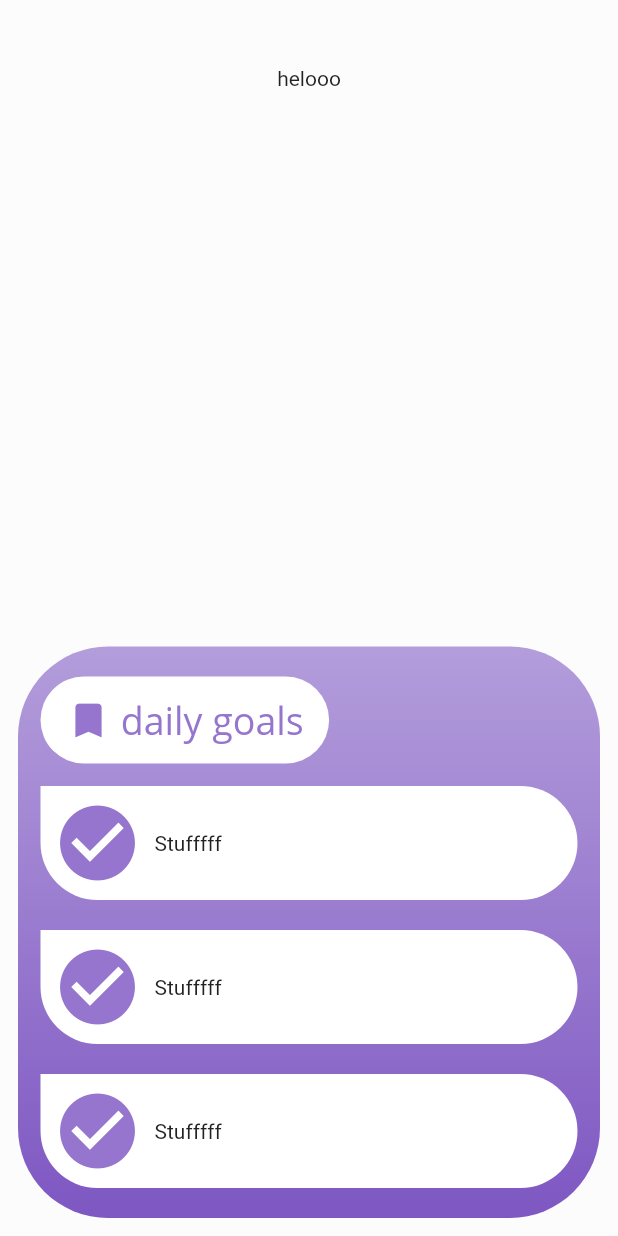
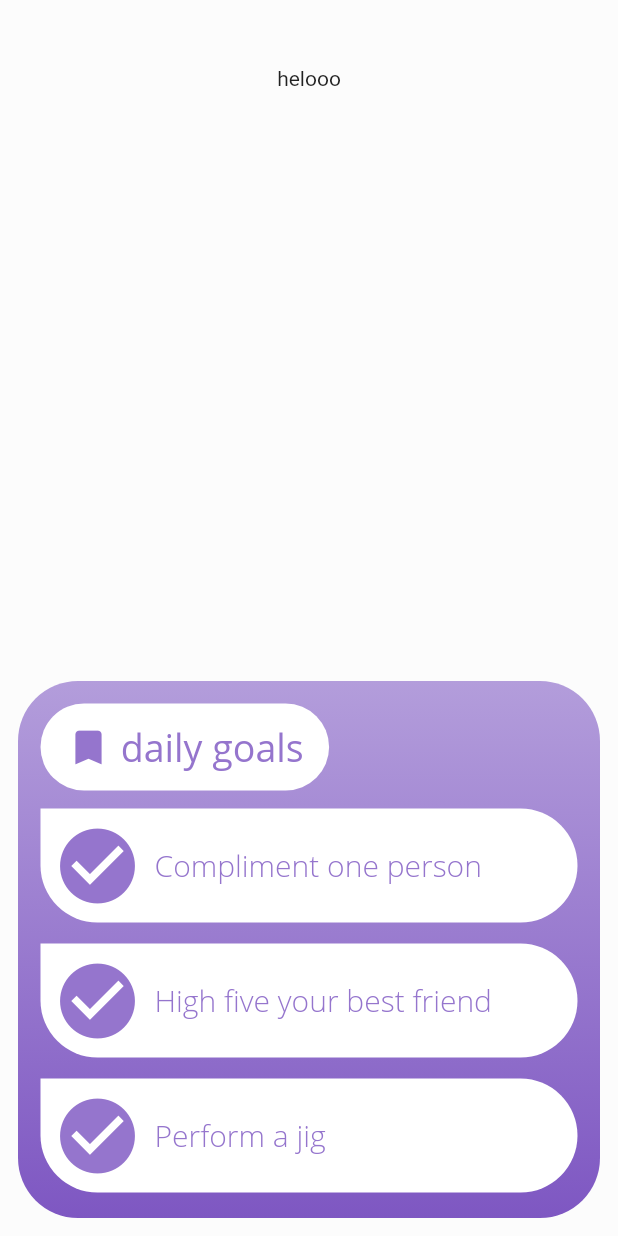
Before and after one commit to quid256/Quokka, a Flutter app: the screen it shows after launch, on a phone screen of 412 x 824 dp. Run offline on Flutter 3.47's test engine with Material 2 defaults, Android fonts, the phone set to English and light mode, and no system bars; Roboto replaces fonts that are missing (Open Sans).

Commit message:
Finished static mockup of bottom part of main screen

```diff
--- a/benice/lib/mainscreen.dart
+++ b/benice/lib/mainscreen.dart
@@ -6,7 +6,8 @@ Color _darkPurple  = Colors.deepPurple[400];
 
 
 class Goal extends StatefulWidget {
-  Goal({Key key}) : super(key: key);
+  final String message;
+  Goal({Key key, this.message}) : super(key: key);
 
   @override
   _Goal createState() => new _Goal();
@@ -18,13 +19,13 @@ class _Goal extends State<Goal> {
     return new Container(
       decoration: new BoxDecoration(
         borderRadius: new BorderRadius.only(
-          topRight: new Radius.circular(90.0),
-          bottomRight: new Radius.circular(90.0),
-          bottomLeft: new Radius.circular(90.0)
+          topRight: new Radius.circular(50.0),
+          bottomRight: new Radius.circular(50.0),
+          bottomLeft: new Radius.circular(50.0)
         ),
         color: Colors.white
       ),
-      margin: const EdgeInsets.symmetric(vertical: 10.0),
+      margin: const EdgeInsets.symmetric(vertical: 7.0),
       child: new Row(
         children: <Widget>[
           new IconButton(
@@ -35,7 +36,15 @@ class _Goal extends State<Goal> {
             iconSize: 60.0,
             onPressed: null,
           ),
-          new Text("Stufffff")
+          new Text(
+            widget.message,
+            style: new TextStyle(
+              color: _midPurple,
+              fontSize: 20.0,
+              fontWeight: FontWeight.w300,
+              fontFamily: "Open Sans"
+            )
+          )
         ],
       )
     );
@@ -57,8 +66,6 @@ class _MainPage extends State<MainPage> {
   @override
   Widget build(BuildContext context) {
 
-
-
     Widget buildProfile() {
       return new Expanded(
         child: new Container(
@@ -68,11 +75,38 @@ class _MainPage extends State<MainPage> {
       );
     }
 
+    Widget buildDailyGoalsHeader() {
+      return new Row(
+        children: <Widget>[new Container(
+          decoration: new BoxDecoration(
+            borderRadius: new BorderRadius.all(new Radius.circular(30.0)),
+            color: Colors.white
+          ),
+          padding: new EdgeInsets.symmetric(vertical: 12.0, horizontal: 17.0),
+          margin: new EdgeInsets.only(top: 5.0, bottom: 5.0),
+          child: new Row(
+            children: <Widget>[
+              new Icon(Icons.bookmark, color: _midPurple, size: 30.0),
+              new Text(
+                " daily goals",
+                style: new TextStyle(
+                  color: _midPurple,
+                  fontSize: 25.0,
+                  fontWeight: FontWeight.w400,
+                  fontFamily: "Open Sans"
+                ),
+              )
+            ],
+          )
+        )],
+      );
+    }
+
     Widget buildGoals() {
       return new Container(
         padding: const EdgeInsets.symmetric(horizontal: 15.0, vertical: 10.0),
         decoration: new BoxDecoration(
-          borderRadius: new BorderRadius.all(new Radius.circular(60.0)),
+          borderRadius: new BorderRadius.all(new Radius.circular(40.0)),
           gradient: new LinearGradient(
             begin: Alignment.topCenter,
             end: Alignment.bottomCenter,
@@ -81,33 +115,10 @@ class _MainPage extends State<MainPage> {
         ),
         child: new Column(
           children: <Widget>[
-            new Row(
-              children: <Widget>[new Container(
-                decoration: new BoxDecoration(
-                  borderRadius: new BorderRadius.all(new Radius.circular(30.0)),
-                  color: Colors.white
-                ),
-                padding: new EdgeInsets.symmetric(vertical: 12.0, horizontal: 17.0),
-                margin: new EdgeInsets.only(top: 10.0, bottom: 5.0),
-                // margin: const EdgeInsets.symmetric(vertical: 10.0),
-                child: new Row(
-                  children: <Widget>[
-                    new Icon(Icons.bookmark, color: _midPurple, size: 30.0),
-                    new Text(
-                      " daily goals",
-                      style: new TextStyle(
-                        color: _midPurple,
-                        fontSize: 25.0,
-                        fontFamily: "Open Sans"
-                      ),
-                    )
-                  ],
-                )
-              )],
-            ),
-            new Goal(),
-            new Goal(),
-            new Goal()
+            buildDailyGoalsHeader(),
+            new Goal(message: "Compliment one person"),
+            new Goal(message: "High five your best friend"),
+            new Goal(message: "Perform a jig")
           ],
         )
       );
```
